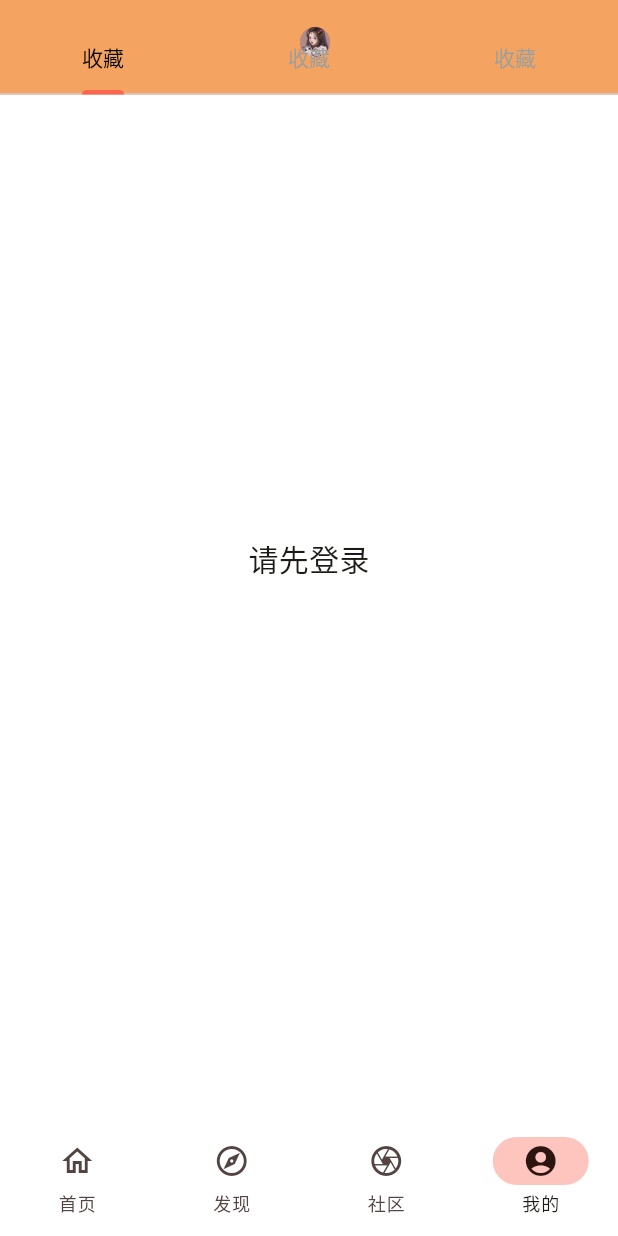
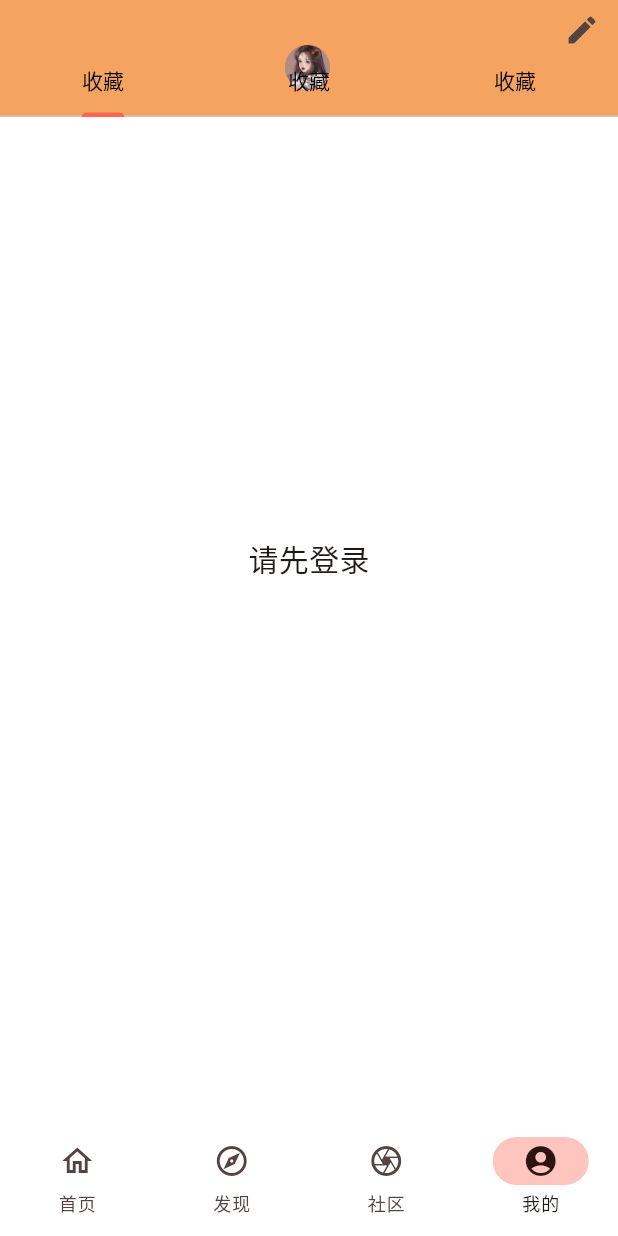
Before and after one commit to Flover-am/mise_seecooker_app, a Flutter app: the screen it shows after launch, item 4 of the bottom bar chosen, scrolled down 280 dp, on a phone screen of 412 x 824 dp. Run offline on Flutter 3.47's test engine with Material 3 defaults, Android fonts, the phone set to English and light mode, and no system bars; our stand-ins replace card_swiper, dio, extended_image, fluttertoast, image_gallery_saver, image_picker and 6 more; missing offline and left inert: dart:ffi, tabbed_sliverlist; accounts and stored records are empty; generated files the repository leaves out were written again; network calls fail.

Commit message:
feat:add edit icon

```diff
--- a/lib/pages/account/account_page.dart
+++ b/lib/pages/account/account_page.dart
@@ -11,6 +11,8 @@ import '../../widgets/recipe_card.dart';
 import '../recipe/recipe_detail.dart';
 import '../search/search_page.dart';
 import 'package:tabbed_sliverlist/tabbed_sliverlist.dart';
+
+import 'modify_page.dart';
 
 class AccountPage extends StatefulWidget {
   const AccountPage({super.key});
@@ -58,15 +60,15 @@ class _AccountPageState extends State<AccountPage> with SingleTickerProviderStat
               backgroundColor: Color.fromRGBO(244,164,96, 1),
               pinned: true,
               expandedHeight: 280,
-              toolbarHeight: 15,
+              toolbarHeight: 30,
               scrolledUnderElevation: 0,
               flexibleSpace: FlexibleSpaceBar(
-                titlePadding: const EdgeInsets.only(left: 200, top: 18),
+                titlePadding: const EdgeInsets.only(left: 190, top: 30),
                 expandedTitleScale: 2,
                 title: const Column(
                     children: [
                       CircleAvatar(
-                        radius: 10,
+                        radius: 15,
                       //   backgroundImage: NetworkImage(
                       //       'https://example.com/avatar.jpg'), // 你的头像图片地址
                       // )
@@ -107,8 +109,19 @@ class _AccountPageState extends State<AccountPage> with SingleTickerProviderStat
               Tab(text: '收藏'),
               Tab(text: '收藏'),
       ],        labelColor: Colors.black, // 设置选中标签的文本颜色为白色
-                unselectedLabelColor: Colors.grey,
+                unselectedLabelColor: Colors.black,
               ),
+        actions: [
+          IconButton(
+            icon: const Icon(Icons.edit),
+            onPressed: () {
+              Navigator.push(
+                context,
+                MaterialPageRoute(builder: (context) => ModifyPage()),
+              );
+            },
+          ),
+        ]
     );
   }
 
```
Also changed, not shown: lib/pages/account/modify_page.dart (added, +87 -0 lines).
